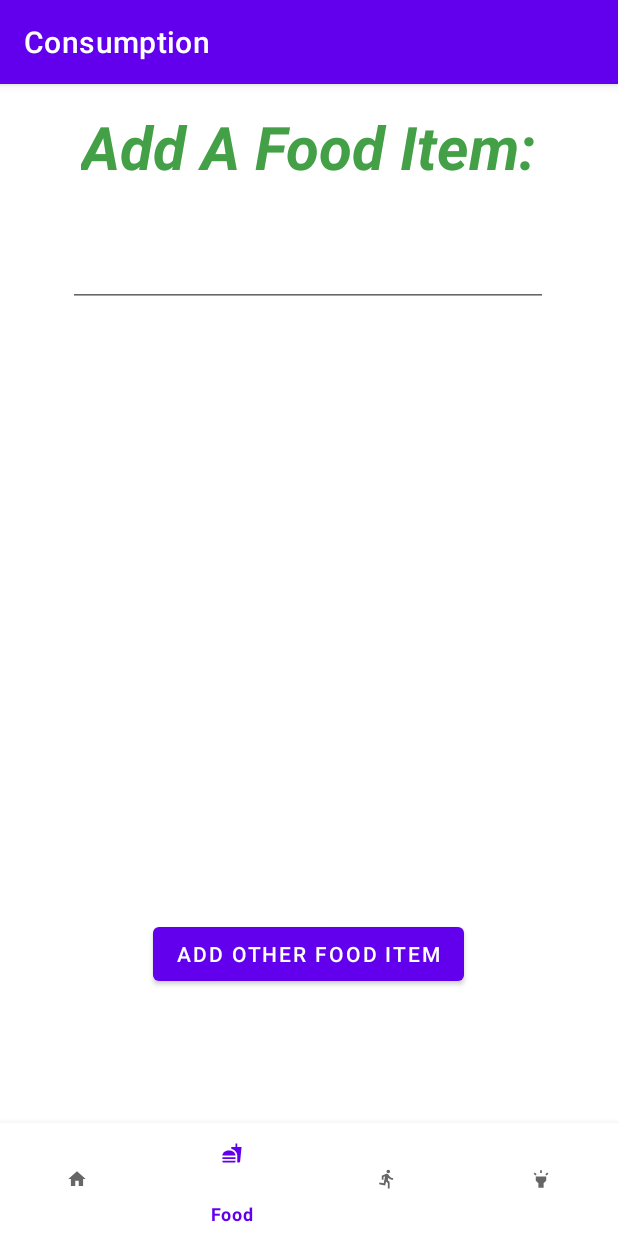
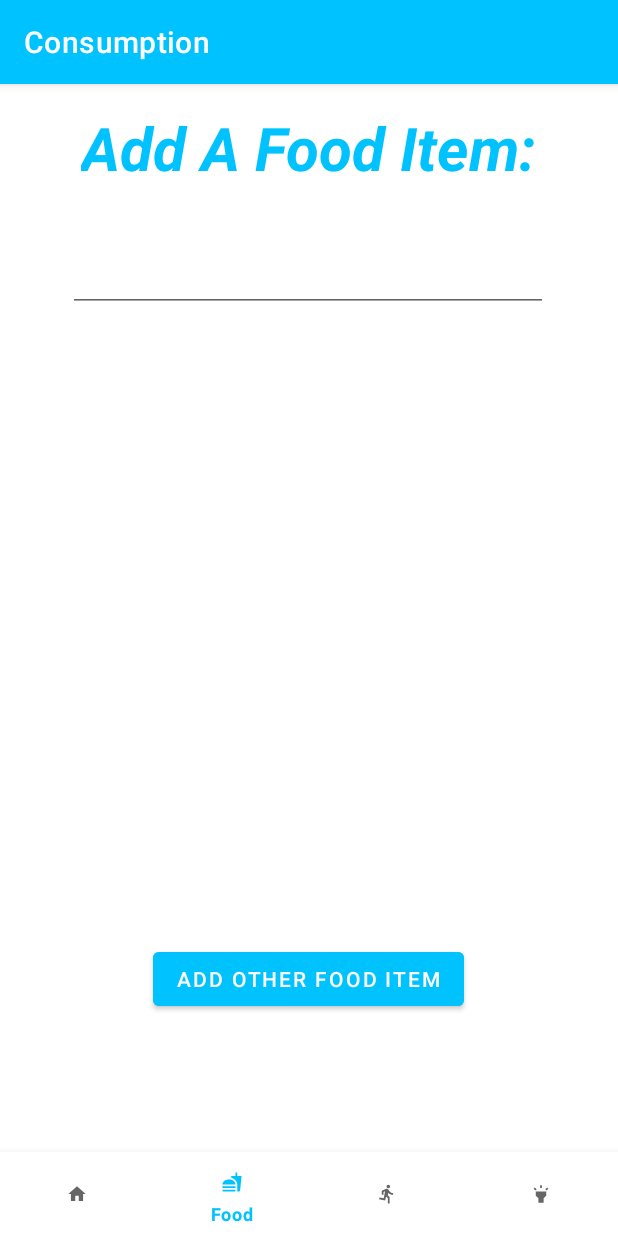
Before and after one commit to ErikHillard/HealthApp, an Android app: the screen it shows after launch (MainActivity), item 2 of the bottom bar chosen, on a phone screen of 412 x 824 dp. Run offline under Robolectric (Android 15) with nearby library versions, the phone set to English and light mode, and no system bars.

Commit message:
Erik color changes (#7)
* Changed the primary colors as well as edited the bottom nav baa bit

* Changed the colors again

```diff
--- a/app/src/main/res/layout/activity_main.xml
+++ b/app/src/main/res/layout/activity_main.xml
@@ -19,12 +19,14 @@
 
     <com.google.android.material.bottomnavigation.BottomNavigationView
         android:id="@+id/bottomNavigationView"
-        android:layout_width="match_parent"
-        android:layout_height="75dp"
+        android:layout_width="0dp"
+        android:layout_height="wrap_content"
+        android:layout_marginStart="0dp"
+        android:layout_marginEnd="0dp"
+        android:background="?android:attr/windowBackground"
         app:layout_constraintBottom_toBottomOf="parent"
-        app:layout_constraintEnd_toEndOf="parent"
-        app:layout_constraintHorizontal_bias="0.5"
-        app:layout_constraintStart_toStartOf="parent"
+        app:layout_constraintLeft_toLeftOf="parent"
+        app:layout_constraintRight_toRightOf="parent"
         app:menu="@menu/bottom_nav_menu" />
 
 </androidx.constraintlayout.widget.ConstraintLayout>
--- a/app/src/main/res/layout/fragment_consumption.xml
+++ b/app/src/main/res/layout/fragment_consumption.xml
@@ -12,7 +12,7 @@
         android:layout_width="wrap_content"
         android:layout_height="wrap_content"
         android:text="Add A Food Item:"
-        android:textColor="#43a047"
+        android:textColor="@color/colorPrimary"
         android:textSize="40sp"
         android:textStyle="italic|bold"
         app:layout_constraintBottom_toBottomOf="parent"
@@ -32,7 +32,8 @@
         app:layout_constraintHorizontal_bias="0.494"
         app:layout_constraintStart_toStartOf="parent"
         app:layout_constraintTop_toTopOf="parent"
-        app:layout_constraintVertical_bias="0.16" />
+        app:layout_constraintVertical_bias="0.16"
+        android:textColor="@color/colorAccent"/>
 
     <Button
         android:id="@+id/addOtherFoodItem"
@@ -44,7 +45,8 @@
         app:layout_constraintHorizontal_bias="0.498"
         app:layout_constraintStart_toStartOf="parent"
         app:layout_constraintTop_toTopOf="parent"
-        app:layout_constraintVertical_bias="0.862" />
+        app:layout_constraintVertical_bias="0.862"
+        android:backgroundTint="@color/colorPrimary"/>
 
 
 </androidx.constraintlayout.widget.ConstraintLayout>
--- a/app/src/main/res/layout/fragment_exercise.xml
+++ b/app/src/main/res/layout/fragment_exercise.xml
@@ -12,7 +12,7 @@
         android:layout_width="wrap_content"
         android:layout_height="wrap_content"
         android:text="Exercise"
-        android:textColor="#43a047"
+        android:textColor="@color/colorPrimary"
         android:textSize="40sp"
         android:textStyle="italic|bold"
         app:layout_constraintBottom_toBottomOf="parent"
@@ -32,6 +32,7 @@
         app:layout_constraintHorizontal_bias="0.494"
         app:layout_constraintStart_toStartOf="parent"
         app:layout_constraintTop_toTopOf="parent"
-        app:layout_constraintVertical_bias="0.16" />
+        app:layout_constraintVertical_bias="0.16"
+        android:textColor="@color/colorAccent"/>
 
 </androidx.constraintlayout.widget.ConstraintLayout>
--- a/app/src/main/res/layout/fragment_home.xml
+++ b/app/src/main/res/layout/fragment_home.xml
@@ -12,7 +12,7 @@
         android:layout_width="wrap_content"
         android:layout_height="wrap_content"
         android:text="Home"
-        android:textColor="#43a047"
+        android:textColor="@color/colorPrimary"
         android:textSize="40sp"
         android:textStyle="italic|bold"
         app:layout_constraintBottom_toBottomOf="parent"
--- a/app/src/main/res/layout/fragment_idea.xml
+++ b/app/src/main/res/layout/fragment_idea.xml
@@ -15,7 +15,7 @@
         android:layout_marginTop="14dp"
         android:text="You're doing great!"
         android:textAlignment="center"
-        android:textColor="#43a047"
+        android:textColor="@color/colorPrimary"
         android:textSize="40sp"
         android:textStyle="italic|bold" />
 
--- a/app/src/main/res/menu/bottom_nav_menu.xml
+++ b/app/src/main/res/menu/bottom_nav_menu.xml
@@ -10,7 +10,7 @@
         android:icon="@drawable/ic_consumption_foreground"/>
     <item
         android:id="@+id/run"
-        android:title="Run"
+        android:title="Exercise"
         android:icon="@drawable/ic_run_foreground"/>
     <item
         android:id="@+id/idea"
--- a/app/src/main/res/values/colors.xml
+++ b/app/src/main/res/values/colors.xml
@@ -9,7 +9,7 @@
     <color name="white">#FFFFFFFF</color>
     <color name="red">#FF0000</color>
     <color name="blue">#0000FF</color>
-    <color name="colorPrimary">#FF0000</color>
-    <color name="colorAccent">#0000FF</color>
+    <color name="colorPrimary">#00C2FF</color>
+    <color name="colorAccent">#000000</color>
     <color name="colorPrimaryDark">#FF018786</color>
 </resources>
--- a/app/src/main/res/values/themes.xml
+++ b/app/src/main/res/values/themes.xml
@@ -2,11 +2,11 @@
     <!-- Base application theme. -->
     <style name="Theme.HealthApp" parent="Theme.MaterialComponents.DayNight.DarkActionBar">
         <!-- Primary brand color. -->
-        <item name="colorPrimary">@color/purple_500</item>
+        <item name="colorPrimary">@color/colorPrimary</item>
         <item name="colorPrimaryVariant">@color/purple_700</item>
         <item name="colorOnPrimary">@color/white</item>
         <!-- Secondary brand color. -->
-        <item name="colorSecondary">@color/teal_200</item>
+        <item name="colorSecondary">@color/colorAccent</item>
         <item name="colorSecondaryVariant">@color/teal_700</item>
         <item name="colorOnSecondary">@color/black</item>
         <!-- Status bar color. -->
```
Also changed, not shown: app/src/main/res/layout/add_other_food_dialog.xml (+12 -6 lines).
